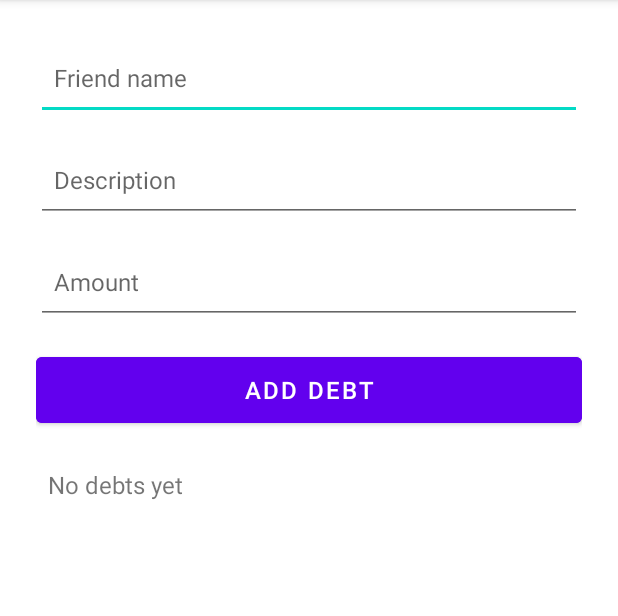
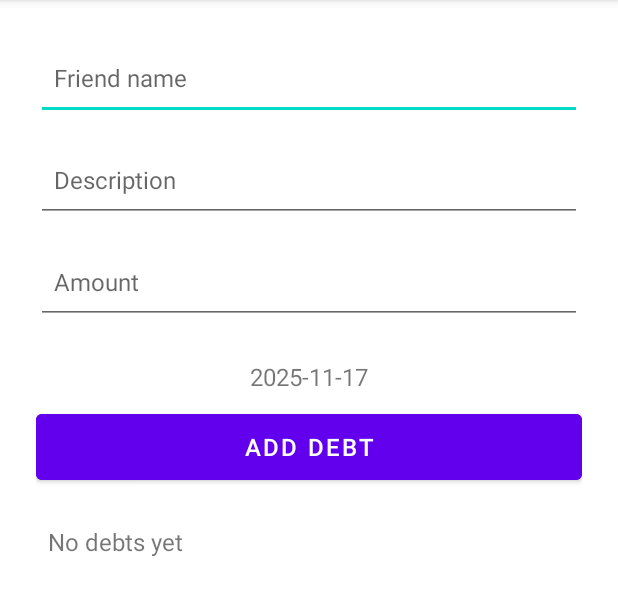
Before and after one commit to lemuruz/dept-app, an Android app: the screen it shows after launch (MainActivity), on a phone screen of 412 x 824 dp, the part 84-700 px from its top. Run offline under Robolectric (Android 15) with nearby library versions, the phone set to English and light mode, and no system bars; our stand-ins replace Room's generated code; 1 statement that could not run was skipped.

Commit message:
add dynamic date seletion

```diff
--- a/app/src/main/java/com/example/dept_app/MainActivity.java
+++ b/app/src/main/java/com/example/dept_app/MainActivity.java
@@ -5,6 +5,7 @@ import androidx.lifecycle.ViewModelProvider;
 import androidx.recyclerview.widget.LinearLayoutManager;
 import androidx.recyclerview.widget.RecyclerView;
 
+import android.app.DatePickerDialog;
 import android.content.Intent;
 import android.os.Bundle;
 import android.text.method.ScrollingMovementMethod;
@@ -18,13 +19,18 @@ import com.example.dept_app.data.DebtDao;
 import com.example.dept_app.data.Friends;
 import com.example.dept_app.data.friendsDao;
 
+import java.text.SimpleDateFormat;
+import java.util.Calendar;
+import java.util.Date;
 import java.util.List;
+import java.util.Locale;
 
 public class MainActivity extends AppCompatActivity {
 
     private ViewModel viewModel;
     private FriendsAdapter adapter;
     private friendsDao friendsDao;
+    private String selectedDate = null;
 
 
     @Override
@@ -45,6 +51,11 @@ public class MainActivity extends AppCompatActivity {
         recyclerView.setLayoutManager(new LinearLayoutManager(this));
 
 
+        TextView tvDate = findViewById(R.id.tvSelectDate);
+        tvDate.setText(getToday());
+        tvDate.setOnClickListener(v -> openDatePicker(tvDate));
+
+
         List<Friends> friends = friendsDao.getAllFriends();
         adapter = new FriendsAdapter(friends, friend_ -> {
             Intent intent = new Intent(this, FriendDebtsActivity.class); //go to debt page
@@ -63,10 +74,15 @@ public class MainActivity extends AppCompatActivity {
                 return;
             }
 
+            String dateToUse = (selectedDate == null) ? getToday() : selectedDate;
+            selectedDate = null;
+            tvDate.setText(getToday());
+
+
             double amount = Double.parseDouble(amountStr);
-            String date = "2025-11-03"; // For now, hardcoded — later we’ll make this dynamic
+//            String date = "2025-11-03"; // For now, hardcoded — later we’ll make this dynamic
             String type = "you_owe";   // You can make this user-selectable later
-            viewModel.addDebt(friend, date, desc, amount, type);
+            viewModel.addDebt(friend, dateToUse, desc, amount, type);
 
 
 
@@ -87,7 +103,27 @@ public class MainActivity extends AppCompatActivity {
 
     }
 
+    private void openDatePicker(TextView tv) {
+        Calendar c = Calendar.getInstance();
+        int year = c.get(Calendar.YEAR);
+        int month = c.get(Calendar.MONTH);
+        int day = c.get(Calendar.DAY_OF_MONTH);
 
+        DatePickerDialog dialog = new DatePickerDialog(
+                this,
+                (view, y, m, d) -> {
+                    selectedDate = y + "-" + (m + 1) + "-" + d;
+                    tv.setText(selectedDate);   // show chosen date
+                },
+                year, month, day
+        );
+        dialog.show();
+    }
+
+    private String getToday() {
+        return new SimpleDateFormat("yyyy-MM-dd", Locale.getDefault())
+                .format(new Date());
+    }
 
 
     /**
--- a/app/src/main/res/layout/activity_main.xml
+++ b/app/src/main/res/layout/activity_main.xml
@@ -56,6 +56,13 @@
                 android:inputType="numberDecimal"
                 android:paddingHorizontal="12dp"
                 android:textSize="16sp" />
+            <TextView
+                android:id="@+id/tvSelectDate"
+                android:layout_width="wrap_content"
+                android:layout_height="wrap_content"
+                android:text="Select Date"
+                android:textSize="16sp"
+                android:padding="8dp" />
 
             <Button
                 android:id="@+id/btnAddDebt"
```
